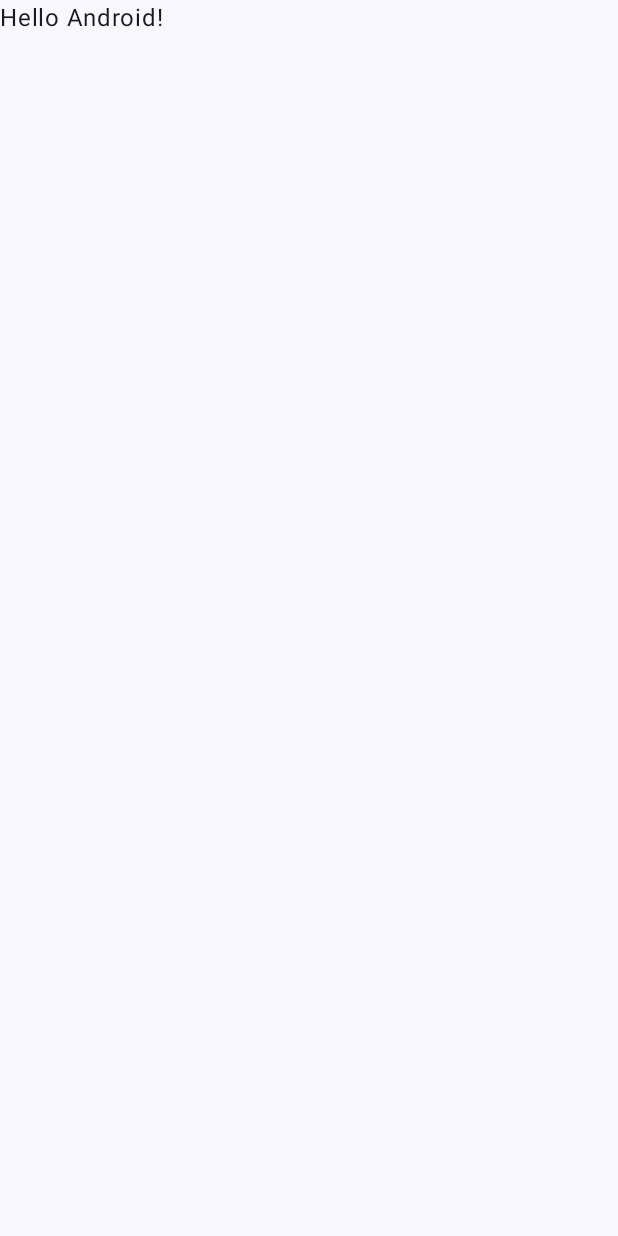
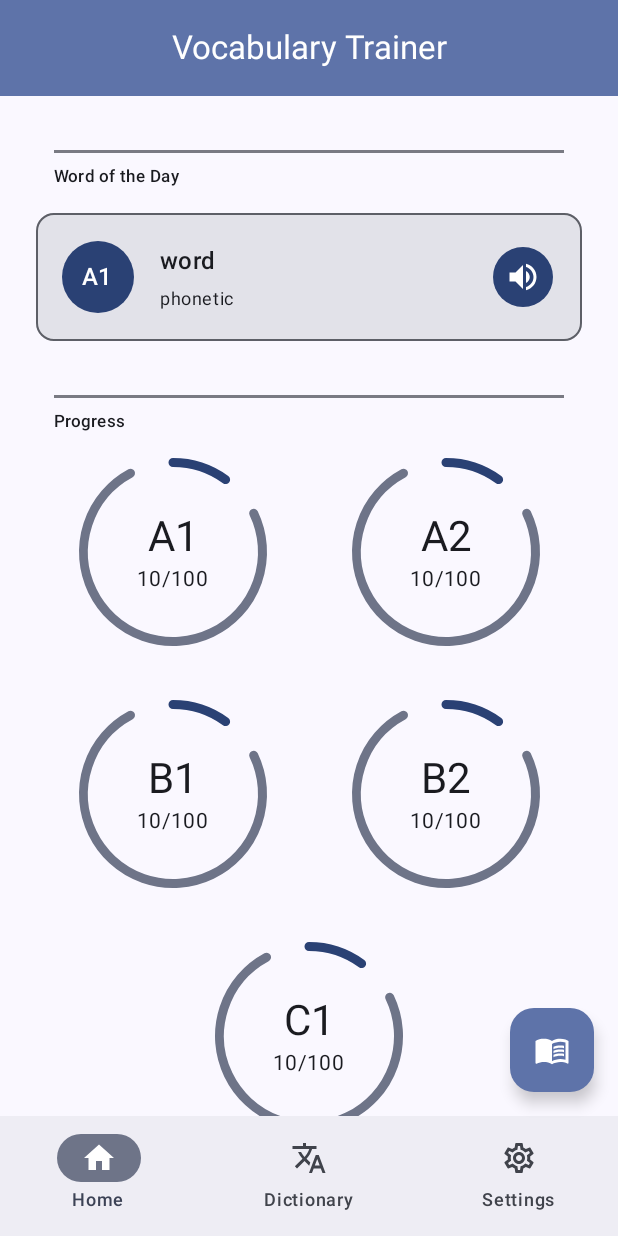
Before and after one commit to Patrick-S-Foster/vocabulary-trainer, an Android app built with Jetpack Compose: the screen it shows after launch (MainActivity), on a phone screen of 412 x 824 dp. Before the commit the screen is almost empty. Run offline under Robolectric (Android 15) with nearby library versions, the phone set to English and light mode, and no system bars; our stand-ins replace Room's generated code.

Commit message:
Initial implementation of the home screen.

```diff
--- a/app/src/main/java/com/example/vocabularytrainer/MainActivity.kt
+++ b/app/src/main/java/com/example/vocabularytrainer/MainActivity.kt
@@ -1,22 +1,22 @@
 package com.example.vocabularytrainer
 
 import android.os.Bundle
-import android.widget.Toast
 import androidx.activity.ComponentActivity
 import androidx.activity.compose.setContent
 import androidx.activity.enableEdgeToEdge
-import androidx.compose.foundation.layout.Column
 import androidx.compose.foundation.layout.fillMaxSize
 import androidx.compose.foundation.layout.padding
-import androidx.compose.material3.Button
 import androidx.compose.material3.Scaffold
-import androidx.compose.material3.Text
-import androidx.compose.runtime.Composable
 import androidx.compose.ui.Modifier
-import androidx.compose.ui.tooling.preview.Preview
+import androidx.compose.ui.res.dimensionResource
+import androidx.compose.ui.res.stringResource
 import androidx.room.Room
 import com.example.vocabularytrainer.service.db.WordDao
 import com.example.vocabularytrainer.service.db.WordDatabase
+import com.example.vocabularytrainer.ui.components.CenterAlignedTopBar
+import com.example.vocabularytrainer.ui.components.HomeNavigationBar
+import com.example.vocabularytrainer.ui.components.LanguageFloatingActionButton
+import com.example.vocabularytrainer.ui.content.HomeContent
 import com.example.vocabularytrainer.ui.theme.VocabularyTrainerTheme
 
 class MainActivity : ComponentActivity() {
@@ -33,29 +33,33 @@ class MainActivity : ComponentActivity() {
         enableEdgeToEdge()
         setContent {
             VocabularyTrainerTheme {
-                Scaffold(modifier = Modifier.fillMaxSize()) { innerPadding ->
-                    Greeting(
-                        name = "Android",
-                        modifier = Modifier.padding(innerPadding)
+                Scaffold(
+                    modifier = Modifier.fillMaxSize(),
+                    topBar = { CenterAlignedTopBar(stringResource(R.string.app_name)) },
+                    bottomBar = {
+                        HomeNavigationBar(
+                            onNavigateHome = {},
+                            onNavigateDictionary = {},
+                            onNavigateSettings = {})
+                    },
+                    floatingActionButton = {
+                        LanguageFloatingActionButton(
+                            onExpanded = {},
+                            onClosed = {},
+                            onClick = {})
+                    }
+                ) { innerPadding ->
+                    HomeContent(
+                        modifier = Modifier
+                            .padding(innerPadding)
+                            .padding(
+                                start = dimensionResource(R.dimen.content_padding_horizontal),
+                                end = dimensionResource(R.dimen.content_padding_horizontal),
+                                top = dimensionResource(R.dimen.content_padding_vertical)
+                            )
                     )
                 }
             }
         }
     }
 }
-
-@Composable
-fun Greeting(name: String, modifier: Modifier = Modifier) {
-    Text(
-        text = "Hello $name!",
-        modifier = modifier
-    )
-}
-
-@Preview(showBackground = true)
-@Composable
-fun GreetingPreview() {
-    VocabularyTrainerTheme {
-        Greeting("Android")
-    }
-}
--- a/app/src/main/java/com/example/vocabularytrainer/ui/content/HomeContent.kt
+++ b/app/src/main/java/com/example/vocabularytrainer/ui/content/HomeContent.kt
@@ -1,18 +1,20 @@
 package com.example.vocabularytrainer.ui.content
 
 import androidx.compose.foundation.layout.Arrangement
+import androidx.compose.foundation.layout.Box
 import androidx.compose.foundation.layout.Column
+import androidx.compose.foundation.layout.padding
 import androidx.compose.foundation.layout.size
 import androidx.compose.foundation.lazy.grid.GridCells
 import androidx.compose.foundation.lazy.grid.GridItemSpan
 import androidx.compose.foundation.lazy.grid.LazyVerticalGrid
 import androidx.compose.foundation.lazy.grid.items
 import androidx.compose.runtime.Composable
+import androidx.compose.ui.Alignment
 import androidx.compose.ui.Modifier
 import androidx.compose.ui.res.dimensionResource
 import androidx.compose.ui.res.stringResource
 import androidx.compose.ui.tooling.preview.Preview
-import androidx.compose.ui.unit.dp
 import com.example.vocabularytrainer.R
 import com.example.vocabularytrainer.service.db.LanguageLevel
 import com.example.vocabularytrainer.ui.components.LanguageProgressIndicator
@@ -23,7 +25,7 @@ import com.example.vocabularytrainer.ui.components.WordCard
 fun HomeContent(modifier: Modifier) {
     Column(
         modifier = modifier,
-        verticalArrangement = Arrangement.spacedBy(dimensionResource(R.dimen.home_content_spacing))
+        verticalArrangement = Arrangement.spacedBy(dimensionResource(R.dimen.content_padding_vertical))
     ) {
         TitledComposable(stringResource(R.string.word_of_the_day)) {
             WordCard(LanguageLevel.A1, "word", "phonetic", "null")
@@ -39,19 +41,25 @@ fun HomeContent(modifier: Modifier) {
                     LanguageLevel.entries.take(LanguageLevel.entries.size - 1).toList()
                 ) { languageLevel ->
                     LanguageProgressIndicator(
-                        Modifier.size(125.dp),
+                        Modifier.size(dimensionResource(R.dimen.language_progress_indicator_size)),
                         languageLevel,
                         10,
                         100
                     )
                 }
                 item(span = { GridItemSpan(2) }) {
-                    LanguageProgressIndicator(
-                        Modifier.size(125.dp),
-                        LanguageLevel.entries.last(),
-                        10,
-                        100
-                    )
+                    Box(
+                        modifier = Modifier.padding(bottom = dimensionResource(R.dimen.home_content_indicators_spacing))
+                    ) {
+                        LanguageProgressIndicator(
+                            Modifier
+                                .size(dimensionResource(R.dimen.language_progress_indicator_size))
+                                .align(Alignment.Center),
+                            LanguageLevel.entries.last(),
+                            10,
+                            100
+                        )
+                    }
                 }
             }
         }
--- a/app/src/main/res/values/dimens.xml
+++ b/app/src/main/res/values/dimens.xml
@@ -2,6 +2,7 @@
 <resources>
     <dimen name="language_progress_indicator_stroke_width">6dp</dimen>
     <dimen name="language_progress_indicator_gap_size">25dp</dimen>
+    <dimen name="language_progress_indicator_size">125dp</dimen>
     <dimen name="word_card_border_width">1dp</dimen>
     <dimen name="word_card_horizontal_padding">15dp</dimen>
     <dimen name="word_card_vertical_padding">15dp</dimen>
@@ -12,6 +13,7 @@
     <dimen name="titled_content_title_spacing">8dp</dimen>
     <dimen name="titled_content_divider_thickness">2dp</dimen>
     <dimen name="titled_content_content_spacing">16dp</dimen>
-    <dimen name="home_content_spacing">48dp</dimen>
     <dimen name="home_content_indicators_spacing">36dp</dimen>
+    <dimen name="content_padding_vertical">36dp</dimen>
+    <dimen name="content_padding_horizontal">24dp</dimen>
 </resources>
```
